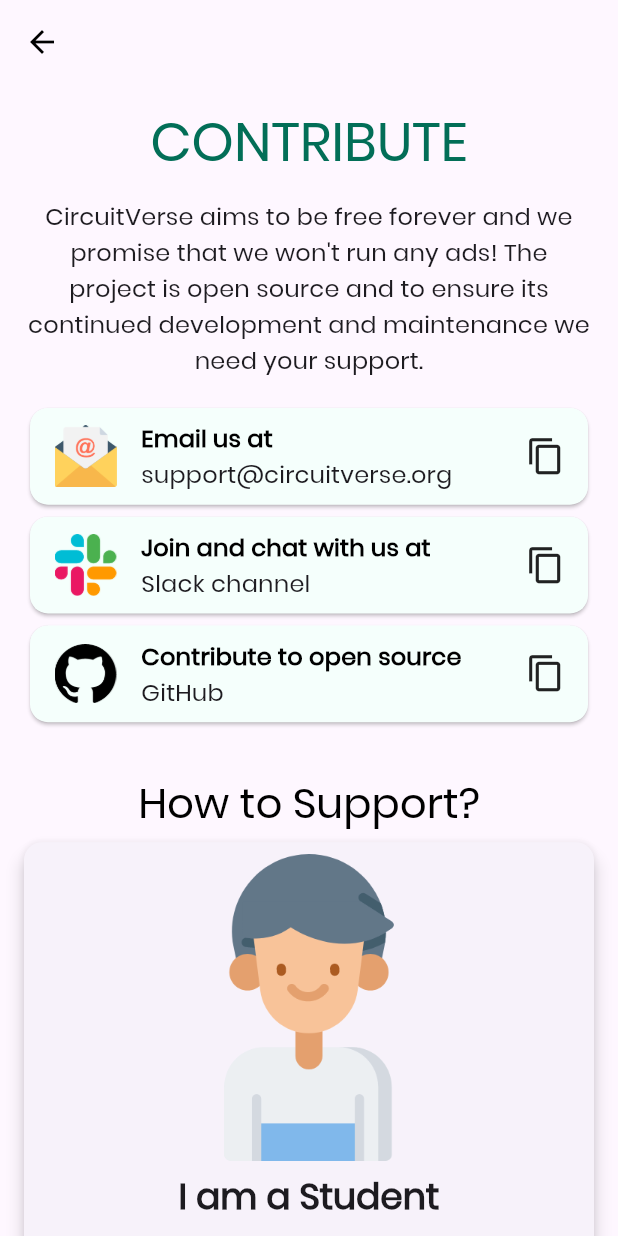
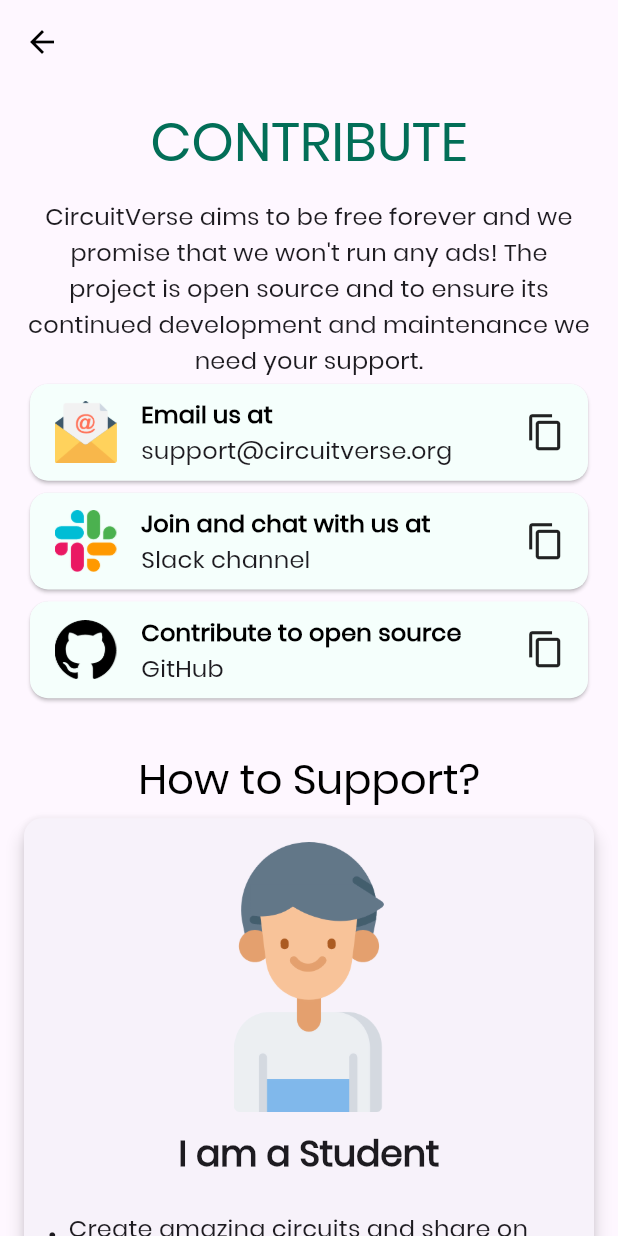
Before and after one commit to CircuitVerse/mobile-app, a Flutter app: the screen it shows after launch, after a tap on "For Contributors", on a phone screen of 412 x 824 dp. Run offline on Flutter 3.47's test engine with Material 3 defaults, Android fonts, the phone set to English and light mode, and no system bars; our stand-ins replace datetime_picker_formfield, flutter_html, flutter_keyboard_visibility, flutter_markdown, flutter_svg, fluttericon and 18 more; missing offline and left inert: flutter_facebook_auth, flutter_inappwebview, flutter_math_fork, flutter_quill, markdown, oauth2_client and 1 more; accounts and stored records are empty; network calls fail; project files that could hold a hidden picture were left out.

Commit message:
style: standardize text capitalization and formatting

```diff
--- a/lib/gen_l10n/app_localizations.dart
+++ b/lib/gen_l10n/app_localizations.dart
@@ -515,7 +515,7 @@ abstract class AppLocalizations {
   /// No description provided for @forgot_password_send_instructions.
   ///
   /// In en, this message translates to:
-  /// **'SEND INSTRUCTIONS'**
+  /// **'Send Instructions'**
   String get forgot_password_send_instructions;
 
   /// No description provided for @forgot_password_sending.
--- a/lib/gen_l10n/app_localizations_en.dart
+++ b/lib/gen_l10n/app_localizations_en.dart
@@ -240,7 +240,7 @@ class AppLocalizationsEn extends AppLocalizations {
       'Please enter a valid email';
 
   @override
-  String get forgot_password_send_instructions => 'SEND INSTRUCTIONS';
+  String get forgot_password_send_instructions => 'Send Instructions';
 
   @override
   String get forgot_password_sending => 'Sending..';
--- a/lib/l10n/app_en.arb
+++ b/lib/l10n/app_en.arb
@@ -84,7 +84,7 @@
   "@forgot_password_view": {},
   "forgot_password_email": "Email",
   "forgot_password_email_validation_error": "Please enter a valid email",
-  "forgot_password_send_instructions": "SEND INSTRUCTIONS",
+  "forgot_password_send_instructions": "Send Instructions",
   "forgot_password_sending": "Sending..",
   "forgot_password_new_user": "New User?",
   "forgot_password_sign_up": "Sign Up",
--- a/lib/ui/components/cv_header.dart
+++ b/lib/ui/components/cv_header.dart
@@ -6,12 +6,16 @@ class CVHeader extends StatelessWidget {
     required this.title,
     this.subtitle,
     this.description,
+    this.titleToSubtitleSpace = 0,
+    this.subtitleToDescriptionSpace = 16,
     super.key,
   });
 
   final String title;
   final String? subtitle;
   final String? description;
+  final double titleToSubtitleSpace;
+  final double subtitleToDescriptionSpace;
 
   @override
   Widget build(BuildContext context) {
@@ -25,6 +29,7 @@ class CVHeader extends StatelessWidget {
           ),
           textAlign: TextAlign.center,
         ),
+        SizedBox(height: titleToSubtitleSpace),
         if (subtitle != null)
           Text(
             subtitle!,
@@ -33,20 +38,14 @@ class CVHeader extends StatelessWidget {
               color: CVTheme.textColor(context),
             ),
             textAlign: TextAlign.center,
-          )
-        else
-          Container(),
+          ),
+        SizedBox(height: subtitleToDescriptionSpace),
         if (description != null)
-          Container(
-            padding: const EdgeInsets.symmetric(vertical: 16),
-            child: Text(
-              description!,
-              style: Theme.of(context).textTheme.titleMedium,
-              textAlign: TextAlign.center,
-            ),
-          )
-        else
-          Container(),
+          Text(
+            description!,
+            style: Theme.of(context).textTheme.titleMedium,
+            textAlign: TextAlign.center,
+          ),
       ],
     );
   }
--- a/lib/ui/components/cv_outline_button.dart
+++ b/lib/ui/components/cv_outline_button.dart
@@ -12,6 +12,7 @@ class CVOutlineButton extends StatelessWidget {
     this.minWidth = 160,
     this.maxWidth = double.infinity,
     this.padding = const EdgeInsets.symmetric(horizontal: 12, vertical: 10),
+    this.fontSize,
   });
 
   final String title;
@@ -22,6 +23,7 @@ class CVOutlineButton extends StatelessWidget {
   final double minWidth;
   final double maxWidth;
   final EdgeInsets padding;
+  final double? fontSize;
 
   @override
   Widget build(BuildContext context) {
@@ -50,10 +52,10 @@ class CVOutlineButton extends StatelessWidget {
               child: Text(
                 title,
                 overflow: TextOverflow.ellipsis,
-                style:
-                    isBodyText
+                style: (isBodyText
                         ? Theme.of(context).textTheme.bodyLarge
-                        : Theme.of(context).textTheme.titleLarge,
+                        : Theme.of(context).textTheme.titleLarge)
+                    ?.copyWith(fontSize: fontSize),
               ),
             ),
           ],
--- a/lib/ui/views/contributors/components/contributors_support_card.dart
+++ b/lib/ui/views/contributors/components/contributors_support_card.dart
@@ -18,27 +18,53 @@ class ContributeSupportCard extends StatelessWidget {
       elevation: 5,
       margin: const EdgeInsets.symmetric(vertical: 8),
       child: Padding(
-        padding: const EdgeInsets.all(8.0),
+        padding: const EdgeInsets.all(16.0),
         child: Column(
           children: <Widget>[
-            Image.asset(imagePath, scale: 2),
+            Image.asset(imagePath, scale: 2, height: 180),
             Padding(
-              padding: const EdgeInsets.all(8.0),
+              padding: const EdgeInsets.only(top: 12, bottom: 16),
               child: Text(
                 title,
                 style: Theme.of(context).textTheme.headlineSmall?.copyWith(
                   fontWeight: FontWeight.bold,
                 ),
+                textAlign: TextAlign.center,
               ),
             ),
-            Padding(
-              padding: const EdgeInsets.all(8),
-              child: Text(
-                cardDescriptionList
-                    .map((x) => '\u2022 $x\n')
-                    .reduce((x, y) => '$x$y'),
-                style: Theme.of(context).textTheme.titleMedium,
-              ),
+            Column(
+              crossAxisAlignment: CrossAxisAlignment.start,
+              children:
+                  cardDescriptionList
+                      .map(
+                        (item) => Padding(
+                          padding: const EdgeInsets.symmetric(vertical: 6),
+                          child: Row(
+                            crossAxisAlignment: CrossAxisAlignment.start,
+                            children: [
+                              Padding(
+                                padding: const EdgeInsets.only(
+                                  top: 3,
+                                  right: 8,
+                                ),
+                                child: Text(
+                                  '•',
+                                  style:
+                                      Theme.of(context).textTheme.titleMedium,
+                                ),
+                              ),
+                              Expanded(
+                                child: Text(
+                                  item,
+                                  style: Theme.of(context).textTheme.titleMedium
+                                      ?.copyWith(height: 1.4),
+                                ),
+                              ),
+                            ],
+                          ),
+                        ),
+                      )
+                      .toList(),
             ),
           ],
         ),
--- a/lib/ui/views/home/home_view.dart
+++ b/lib/ui/views/home/home_view.dart
@@ -159,6 +159,7 @@ class _HomeViewState extends State<HomeView> {
                                   1,
                       minWidth: 180,
                       maxWidth: 300,
+                      fontSize: 18,
                     ),
                   ),
                 ],
--- a/lib/ui/views/projects/featured_projects_view.dart
+++ b/lib/ui/views/projects/featured_projects_view.dart
@@ -128,6 +128,7 @@ class _FeaturedProjectsViewState extends State<FeaturedProjectsView> {
                   AppLocalizations.of(
                     context,
                   )!.featured_editor_picks_description,
+              subtitleToDescriptionSpace: 8,
             ),
           );
         }
```
